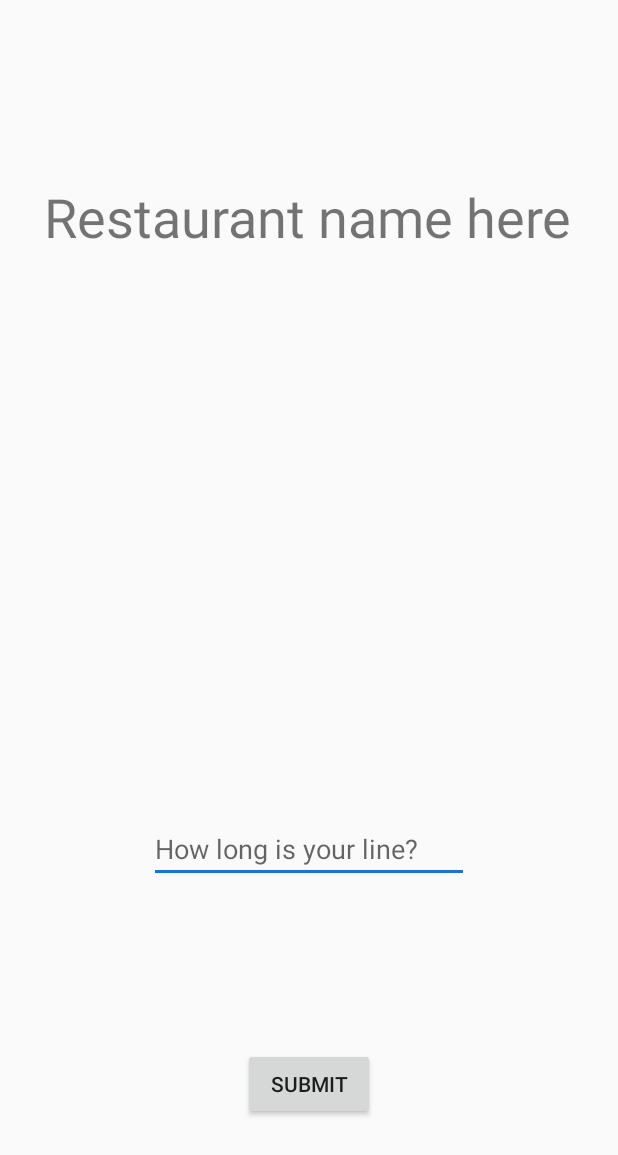
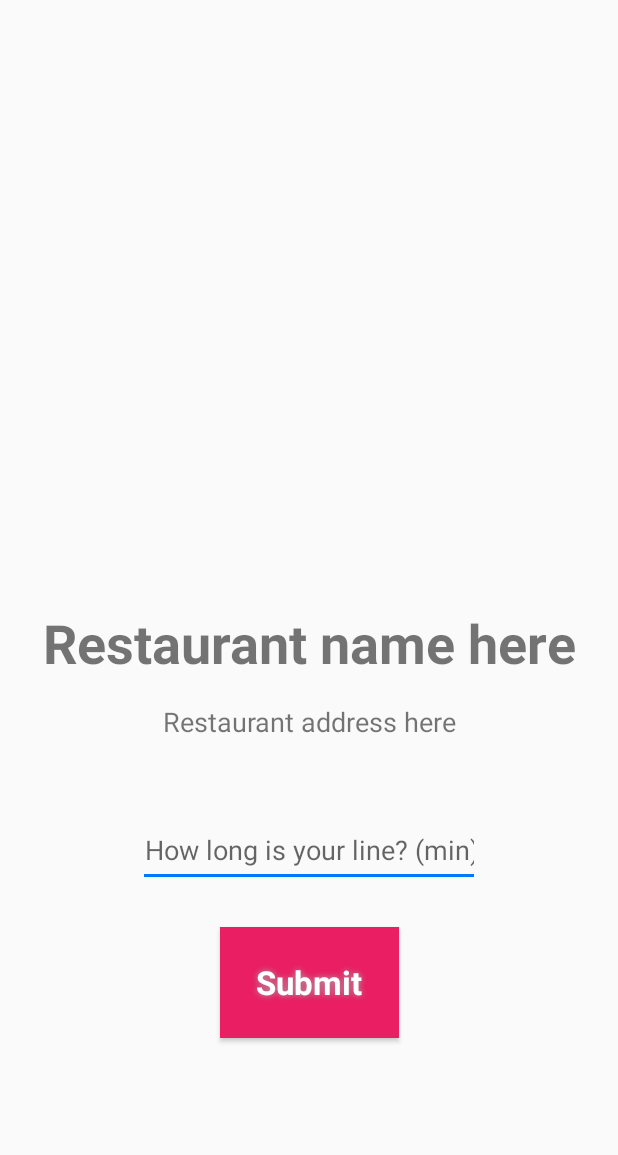
Before and after one commit to harrisonturley/time-line, an Android app: the layout activity_report_queue.xml on its own in the app's theme, with its tools: preview values and no code run, on a phone screen of 412 x 824 dp. Shown: the top 1155 px of the screen. Run offline under Robolectric (Android 15) with nearby library versions, the phone set to English and light mode, and no system bars.

Commit message:
Successful integration

```diff
--- a/Android/app/build.gradle
+++ b/Android/app/build.gradle
@@ -35,6 +35,7 @@ dependencies {
     implementation 'com.google.code.gson:gson:2.8.6'
     implementation 'com.squareup.retrofit2:converter-gson:2.6.2'
     implementation 'com.squareup.picasso:picasso:2.71828'
+    implementation 'com.github.bumptech.glide:glide:4.9.0'
     implementation 'com.google.firebase:firebase-analytics:17.2.0'
     implementation 'com.google.firebase:firebase-messaging:20.0.0'
     implementation 'androidx.legacy:legacy-support-v4:1.0.0'
--- a/Android/app/src/main/res/layout/activity_report_queue.xml
+++ b/Android/app/src/main/res/layout/activity_report_queue.xml
@@ -6,53 +6,89 @@
     android:layout_height="match_parent"
     tools:context=".ReportQueueActivity">
 
+    <ImageView
+        android:id="@+id/restaurant_image"
+        android:layout_width="222dp"
+        android:layout_height="243dp"
+        app:layout_constraintBottom_toBottomOf="parent"
+        app:layout_constraintHorizontal_bias="0.486"
+        app:layout_constraintLeft_toLeftOf="parent"
+        app:layout_constraintRight_toRightOf="parent"
+        app:layout_constraintTop_toTopOf="parent"
+        app:layout_constraintVertical_bias="0.202" />
+
     <ProgressBar
         android:id="@+id/progressBar"
         style="?android:attr/progressBarStyle"
         android:layout_width="wrap_content"
         android:layout_height="wrap_content"
+        android:visibility="invisible"
+        app:layout_constraintBottom_toBottomOf="parent"
+        app:layout_constraintHorizontal_bias="0.473"
+        app:layout_constraintLeft_toLeftOf="parent"
+        app:layout_constraintRight_toRightOf="parent"
+        app:layout_constraintTop_toTopOf="parent"
+        app:layout_constraintVertical_bias="0.571" />
+
+    <Button
+        android:id="@+id/submit_btn"
+        android:layout_width="119dp"
+        android:layout_height="74dp"
+        android:background="#E91E63"
+        android:shadowColor="#A8A8A8"
+        android:shadowRadius="5"
+        android:text="Submit"
+        android:textAppearance="@style/TextAppearance.AppCompat.Large"
+        android:textColor="#FFFFFF"
+        android:textColorHighlight="#FFFFFF"
+        android:textColorHint="#FFFFFF"
+        android:textColorLink="#FFFFFF"
+        android:textStyle="normal|bold"
         app:layout_constraintBottom_toBottomOf="parent"
         app:layout_constraintLeft_toLeftOf="parent"
         app:layout_constraintRight_toRightOf="parent"
         app:layout_constraintTop_toTopOf="parent"
-        android:visibility="invisible" />
-
-    <Button
-        android:id="@+id/submit_btn"
-        android:layout_width="wrap_content"
-        android:layout_height="wrap_content"
-        android:text="Submit"
-        app:layout_constraintBottom_toBottomOf="parent"
-        app:layout_constraintHorizontal_bias="0.5"
-        app:layout_constraintLeft_toLeftOf="parent"
-        app:layout_constraintRight_toRightOf="parent"
-        app:layout_constraintTop_toTopOf="parent"
-        app:layout_constraintVertical_bias="0.9" />
+        app:layout_constraintVertical_bias="0.824" />
 
     <EditText
         android:id="@+id/queue_input"
-        android:layout_width="wrap_content"
-        android:layout_height="wrap_content"
+        android:layout_width="228dp"
+        android:layout_height="47dp"
         android:ems="10"
-        android:hint="How long is your line?"
+        android:hint="How long is your line? (min)"
         android:inputType="number"
+        android:gravity="center_horizontal"
         app:layout_constraintBottom_toBottomOf="parent"
         app:layout_constraintLeft_toLeftOf="parent"
         app:layout_constraintRight_toRightOf="parent"
         app:layout_constraintTop_toTopOf="parent"
-        app:layout_constraintVertical_bias="0.698" />
+        app:layout_constraintVertical_bias="0.7" />
 
     <TextView
         android:id="@+id/restaurant_name"
         android:layout_width="wrap_content"
         android:layout_height="wrap_content"
+        android:inputType="textMultiLine"
         android:text="Restaurant name here"
         android:textSize="36sp"
+        android:textStyle="bold"
         app:layout_constraintBottom_toBottomOf="parent"
-        app:layout_constraintHorizontal_bias="0.491"
         app:layout_constraintLeft_toLeftOf="parent"
         app:layout_constraintRight_toRightOf="parent"
         app:layout_constraintTop_toTopOf="parent"
-        app:layout_constraintVertical_bias="0.155" />
+        app:layout_constraintVertical_bias="0.521" />
+
+    <TextView
+        android:id="@+id/restaurant_address"
+        android:layout_width="271dp"
+        android:layout_height="57dp"
+        android:text="Restaurant address here"
+        android:gravity="center_horizontal"
+        android:textSize="18sp"
+        app:layout_constraintBottom_toBottomOf="parent"
+        app:layout_constraintLeft_toLeftOf="parent"
+        app:layout_constraintRight_toRightOf="parent"
+        app:layout_constraintTop_toTopOf="parent"
+        app:layout_constraintVertical_bias="0.611" />
 
 </androidx.constraintlayout.widget.ConstraintLayout>
--- a/Android/app/src/main/res/values/colors.xml
+++ b/Android/app/src/main/res/values/colors.xml
@@ -4,6 +4,6 @@
     <color name="colorPrimaryDark">#0057AA</color>
     <color name="colorAccent">#0078FF</color>
     <color name="white">#FFFFFF</color>
-    <color name="supremeRed">#FF4040</color>
+    <color name="supremeRed">#FD0000</color>
     <color name="navBackground">#D81B60</color>
 </resources>
```
Also changed, not shown: Android/app/src/main/java/com/cpen321/cloutservices/timeline/ReportQueueActivity.java (+31 -7 lines), Android/app/src/main/java/com/cpen321/cloutservices/timeline/RestaurantAdapter.java (+7 -1 lines).
